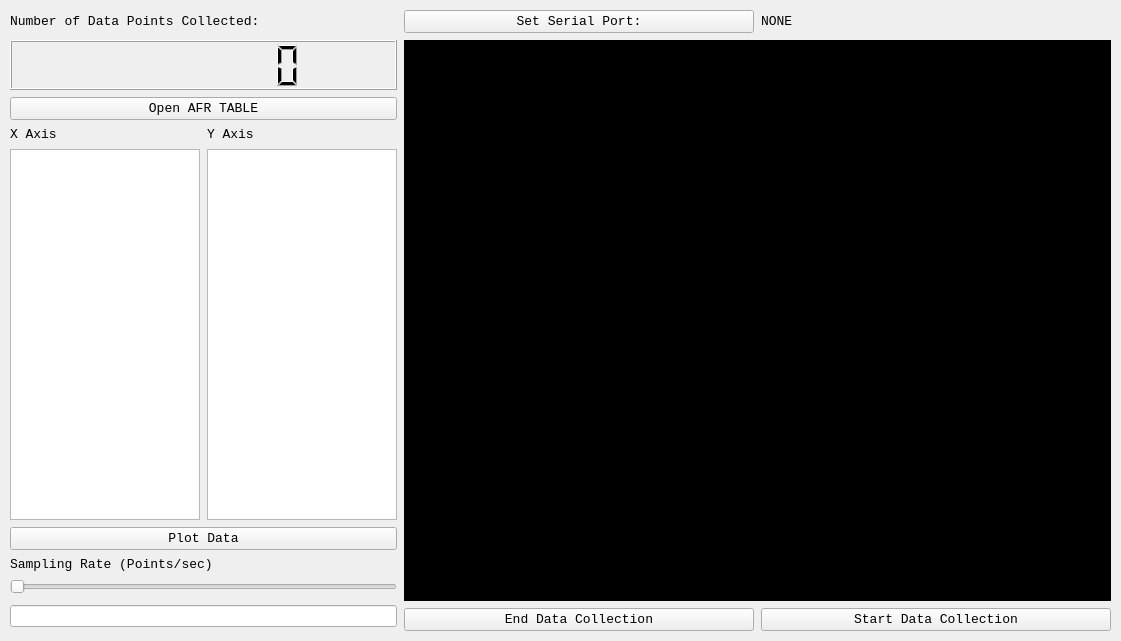
The window that runtest.ui (cyung3/EFIDAQ) describes before a commit, drawn with Qt 5.
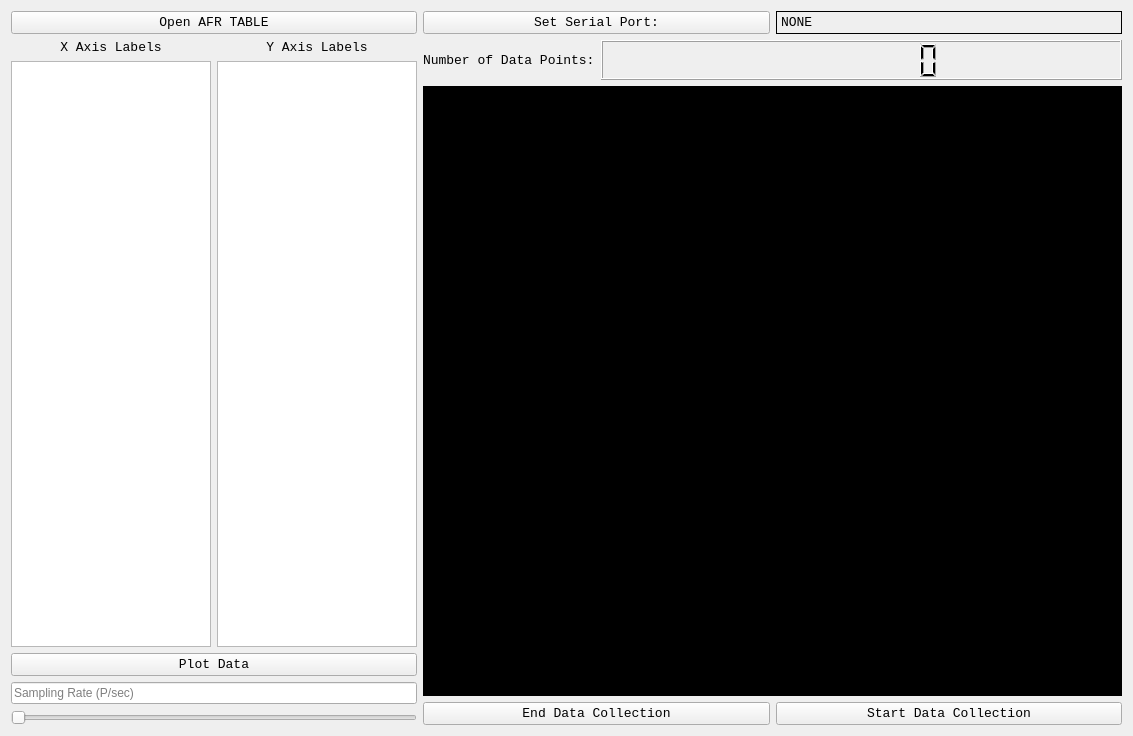
The same window after the commit.

Commit message: Implemented multi-plot-window plotting. Updated TODO list. Made the RUNTEST window widgets rescale with their main window.

What changed in the file:
```diff
--- a/runtest.ui
+++ b/runtest.ui
@@ -6,102 +6,30 @@
    <rect>
     <x>0</x>
     <y>0</y>
-    <width>1121</width>
-    <height>641</height>
+    <width>1133</width>
+    <height>736</height>
    </rect>
   </property>
+  <property name="sizePolicy">
+   <sizepolicy hsizetype="MinimumExpanding" vsizetype="MinimumExpanding">
+    <horstretch>0</horstretch>
+    <verstretch>0</verstretch>
+   </sizepolicy>
+  </property>
   <property name="windowTitle">
    <string>Form</string>
   </property>
-  <widget class="QWidget" name="layoutWidget">
-   <property name="geometry">
-    <rect>
-     <x>10</x>
-     <y>10</y>
-     <width>1101</width>
-     <height>621</height>
-    </rect>
-   </property>
-   <layout class="QGridLayout" name="gridLayout" columnstretch="0,0,0,0" rowminimumheight="0,50,0,0,0,0,0,0,0,0" columnminimumwidth="0,0,350,350">
-    <property name="sizeConstraint">
-     <enum>QLayout::SetDefaultConstraint</enum>
-    </property>
-    <property name="rightMargin">
-     <number>0</number>
-    </property>
-    <property name="spacing">
-     <number>7</number>
-    </property>
-    <item row="4" column="0">
-     <widget class="QListView" name="xlistView"/>
-    </item>
-    <item row="3" column="0">
-     <widget class="QLabel" name="Plotting_Label">
-      <property name="font">
-       <font>
-        <family>Courier New</family>
-        <pointsize>10</pointsize>
-       </font>
-      </property>
-      <property name="text">
-       <string>X Axis</string>
-      </property>
-     </widget>
-    </item>
-    <item row="4" column="1">
-     <widget class="QListView" name="ylistView"/>
-    </item>
-    <item row="8" column="0" rowspan="2" colspan="2">
-     <widget class="QLineEdit" name="sampleRateEdit"/>
-    </item>
-    <item row="6" column="0" colspan="2">
-     <widget class="QLabel" name="label">
-      <property name="font">
-       <font>
-        <family>Courier New</family>
-        <pointsize>10</pointsize>
-       </font>
-      </property>
-      <property name="text">
-       <string>Sampling Rate (Points/sec)</string>
-      </property>
-     </widget>
-    </item>
-    <item row="3" column="1">
-     <widget class="QLabel" name="label_2">
-      <property name="font">
-       <font>
-        <family>Courier New</family>
-        <pointsize>10</pointsize>
-       </font>
-      </property>
-      <property name="text">
-       <string>Y Axis</string>
-      </property>
-     </widget>
-    </item>
-    <item row="9" column="2">
-     <widget class="QPushButton" name="EndDCButton">
-      <property name="font">
-       <font>
-        <family>Courier New</family>
-        <pointsize>10</pointsize>
-       </font>
-      </property>
-      <property name="text">
-       <string>End Data Collection</string>
-      </property>
-     </widget>
-    </item>
-    <item row="1" column="0" colspan="2">
-     <widget class="QLCDNumber" name="NumDPlcd">
-      <property name="digitCount">
-       <number>8</number>
-      </property>
-     </widget>
-    </item>
-    <item row="2" column="0" colspan="2">
+  <layout class="QHBoxLayout" name="horizontalLayout_13" stretch="0,1">
+   <item>
+    <layout class="QVBoxLayout" name="verticalLayout">
+     <item>
      <widget class="QPushButton" name="OpenAFRTableButton">
+       <property name="sizePolicy">
+        <sizepolicy hsizetype="MinimumExpanding" vsizetype="Fixed">
+         <horstretch>0</horstretch>
+         <verstretch>0</verstretch>
+        </sizepolicy>
+       </property>
       <property name="font">
        <font>
         <family>Courier New</family>
@@ -113,8 +41,16 @@
       </property>
      </widget>
     </item>
-    <item row="0" column="0" colspan="2">
-     <widget class="QLabel" name="NumDPLabel">
+     <item>
+      <layout class="QHBoxLayout" name="horizontalLayout_5">
+       <item>
+        <widget class="QLabel" name="X_Plotting_Label">
+         <property name="sizePolicy">
+          <sizepolicy hsizetype="Preferred" vsizetype="Preferred">
+           <horstretch>0</horstretch>
+           <verstretch>0</verstretch>
+          </sizepolicy>
+         </property>
       <property name="font">
        <font>
         <family>Courier New</family>
@@ -122,12 +58,105 @@
        </font>
       </property>
       <property name="text">
-       <string>Number of Data Points Collected:</string>
-      </property>
-     </widget>
-    </item>
-    <item row="5" column="0" colspan="2">
+          <string>X Axis Labels</string>
+         </property>
+         <property name="alignment">
+          <set>Qt::AlignCenter</set>
+         </property>
+        </widget>
+       </item>
+       <item>
+        <widget class="QLabel" name="Y_Plotting_Label">
+         <property name="sizePolicy">
+          <sizepolicy hsizetype="Preferred" vsizetype="Preferred">
+           <horstretch>0</horstretch>
+           <verstretch>0</verstretch>
+          </sizepolicy>
+         </property>
+         <property name="font">
+          <font>
+           <family>Courier New</family>
+           <pointsize>10</pointsize>
+          </font>
+         </property>
+         <property name="text">
+          <string>Y Axis Labels</string>
+         </property>
+         <property name="alignment">
+          <set>Qt::AlignCenter</set>
+         </property>
+        </widget>
+       </item>
+      </layout>
+     </item>
+     <item>
+      <layout class="QHBoxLayout" name="horizontalLayout_8">
+       <item>
+        <widget class="QListView" name="xlistView">
+         <property name="sizePolicy">
+          <sizepolicy hsizetype="Preferred" vsizetype="Expanding">
+           <horstretch>0</horstretch>
+           <verstretch>0</verstretch>
+          </sizepolicy>
+         </property>
+         <property name="minimumSize">
+          <size>
+           <width>200</width>
+           <height>0</height>
+          </size>
+         </property>
+         <property name="maximumSize">
+          <size>
+           <width>200</width>
+           <height>16777215</height>
+          </size>
+         </property>
+         <property name="isWrapping" stdset="0">
+          <bool>true</bool>
+         </property>
+         <property name="wordWrap">
+          <bool>true</bool>
+         </property>
+        </widget>
+       </item>
+       <item>
+        <widget class="QListView" name="ylistView">
+         <property name="sizePolicy">
+          <sizepolicy hsizetype="Preferred" vsizetype="Expanding">
+           <horstretch>0</horstretch>
+           <verstretch>0</verstretch>
+          </sizepolicy>
+         </property>
+         <property name="minimumSize">
+          <size>
+           <width>200</width>
+           <height>0</height>
+          </size>
+         </property>
+         <property name="maximumSize">
+          <size>
+           <width>200</width>
+           <height>16777215</height>
+          </size>
+         </property>
+         <property name="isWrapping" stdset="0">
+          <bool>true</bool>
+         </property>
+         <property name="wordWrap">
+          <bool>true</bool>
+         </property>
+        </widget>
+       </item>
+      </layout>
+     </item>
+     <item>
      <widget class="QPushButton" name="PlotDataButton">
+       <property name="sizePolicy">
+        <sizepolicy hsizetype="MinimumExpanding" vsizetype="Fixed">
+         <horstretch>0</horstretch>
+         <verstretch>0</verstretch>
+        </sizepolicy>
+       </property>
       <property name="font">
        <font>
         <family>Courier New</family>
@@ -139,28 +168,144 @@
       </property>
      </widget>
     </item>
-    <item row="7" column="0" colspan="2">
+     <item>
+      <layout class="QHBoxLayout" name="horizontalLayout_9">
+       <item>
+        <widget class="QLineEdit" name="sampleRateEdit">
+         <property name="sizePolicy">
+          <sizepolicy hsizetype="MinimumExpanding" vsizetype="Fixed">
+           <horstretch>0</horstretch>
+           <verstretch>0</verstretch>
+          </sizepolicy>
+         </property>
+         <property name="placeholderText">
+          <string>Sampling Rate (P/sec)</string>
+         </property>
+        </widget>
+       </item>
+      </layout>
+     </item>
+     <item>
      <widget class="QSlider" name="sampleRateSlider">
+       <property name="sizePolicy">
+        <sizepolicy hsizetype="MinimumExpanding" vsizetype="Fixed">
+         <horstretch>0</horstretch>
+         <verstretch>0</verstretch>
+        </sizepolicy>
+       </property>
       <property name="orientation">
        <enum>Qt::Horizontal</enum>
       </property>
      </widget>
     </item>
-    <item row="0" column="3">
+    </layout>
+   </item>
+   <item>
+    <layout class="QVBoxLayout" name="verticalLayout_2">
+     <item>
+      <layout class="QHBoxLayout" name="horizontalLayout_10">
+       <item>
+        <widget class="QPushButton" name="setSerialPortButton">
+         <property name="sizePolicy">
+          <sizepolicy hsizetype="MinimumExpanding" vsizetype="Fixed">
+           <horstretch>0</horstretch>
+           <verstretch>0</verstretch>
+          </sizepolicy>
+         </property>
+         <property name="font">
+          <font>
+           <family>Courier New</family>
+           <pointsize>10</pointsize>
+          </font>
+         </property>
+         <property name="text">
+          <string>Set Serial Port:</string>
+         </property>
+        </widget>
+       </item>
+       <item>
      <widget class="QLabel" name="serialPortNameLabel">
+         <property name="sizePolicy">
+          <sizepolicy hsizetype="MinimumExpanding" vsizetype="Preferred">
+           <horstretch>0</horstretch>
+           <verstretch>0</verstretch>
+          </sizepolicy>
+         </property>
       <property name="font">
        <font>
         <family>Courier New</family>
         <pointsize>10</pointsize>
        </font>
       </property>
+         <property name="frameShape">
+          <enum>QFrame::Box</enum>
+         </property>
       <property name="text">
        <string>NONE</string>
       </property>
      </widget>
     </item>
-    <item row="1" column="2" rowspan="8" colspan="2">
+      </layout>
+     </item>
+     <item>
+      <layout class="QHBoxLayout" name="horizontalLayout_12">
+       <item>
+        <widget class="QLabel" name="NumDPLabel">
+         <property name="sizePolicy">
+          <sizepolicy hsizetype="Preferred" vsizetype="Preferred">
+           <horstretch>0</horstretch>
+           <verstretch>0</verstretch>
+          </sizepolicy>
+         </property>
+         <property name="font">
+          <font>
+           <family>Courier New</family>
+           <pointsize>10</pointsize>
+          </font>
+         </property>
+         <property name="text">
+          <string>Number of Data Points:</string>
+         </property>
+        </widget>
+       </item>
+       <item>
+        <widget class="QLCDNumber" name="NumDPlcd">
+         <property name="sizePolicy">
+          <sizepolicy hsizetype="MinimumExpanding" vsizetype="Fixed">
+           <horstretch>0</horstretch>
+           <verstretch>0</verstretch>
+          </sizepolicy>
+         </property>
+         <property name="minimumSize">
+          <size>
+           <width>100</width>
+           <height>40</height>
+          </size>
+         </property>
+         <property name="digitCount">
+          <number>8</number>
+         </property>
+        </widget>
+       </item>
+      </layout>
+     </item>
+     <item>
      <widget class="QTextBrowser" name="DataBrowser">
+       <property name="sizePolicy">
+        <sizepolicy hsizetype="Expanding" vsizetype="Expanding">
+         <horstretch>0</horstretch>
+         <verstretch>0</verstretch>
+        </sizepolicy>
+       </property>
+       <property name="minimumSize">
+        <size>
+         <width>250</width>
+         <height>250</height>
+        </size>
+       </property>
+       <property name="cursor" stdset="0">
+        <cursorShape>IBeamCursor</cursorShape>
+       </property>
       <property name="styleSheet">
        <string notr="true">font: 8pt &quot;MS Shell Dlg 2&quot;;
 background-color: rgb(0, 0, 0);
@@ -168,8 +313,35 @@
       </property>
      </widget>
     </item>
-    <item row="9" column="3">
+     <item>
+      <layout class="QHBoxLayout" name="horizontalLayout_11">
+       <item>
+        <widget class="QPushButton" name="EndDCButton">
+         <property name="sizePolicy">
+          <sizepolicy hsizetype="MinimumExpanding" vsizetype="Fixed">
+           <horstretch>0</horstretch>
+           <verstretch>0</verstretch>
+          </sizepolicy>
+         </property>
+         <property name="font">
+          <font>
+           <family>Courier New</family>
+           <pointsize>10</pointsize>
+          </font>
+         </property>
+         <property name="text">
+          <string>End Data Collection</string>
+         </property>
+        </widget>
+       </item>
+       <item>
      <widget class="QPushButton" name="StartDCButton">
+         <property name="sizePolicy">
+          <sizepolicy hsizetype="MinimumExpanding" vsizetype="Fixed">
+           <horstretch>0</horstretch>
+           <verstretch>0</verstretch>
+          </sizepolicy>
+         </property>
       <property name="font">
        <font>
         <family>Courier New</family>
@@ -181,21 +353,11 @@
       </property>
      </widget>
     </item>
-    <item row="0" column="2">
-     <widget class="QPushButton" name="setSerialPortButton">
-      <property name="font">
-       <font>
-        <family>Courier New</family>
-        <pointsize>10</pointsize>
-       </font>
-      </property>
-      <property name="text">
-       <string>Set Serial Port:</string>
-      </property>
-     </widget>
-    </item>
-   </layout>
-  </widget>
+      </layout>
+     </item>
+    </layout>
+   </item>
+  </layout>
  </widget>
  <resources/>
  <connections/>
```
Lines whose indentation alone changed are shown as unchanged. The commit also changes 8 other files.
